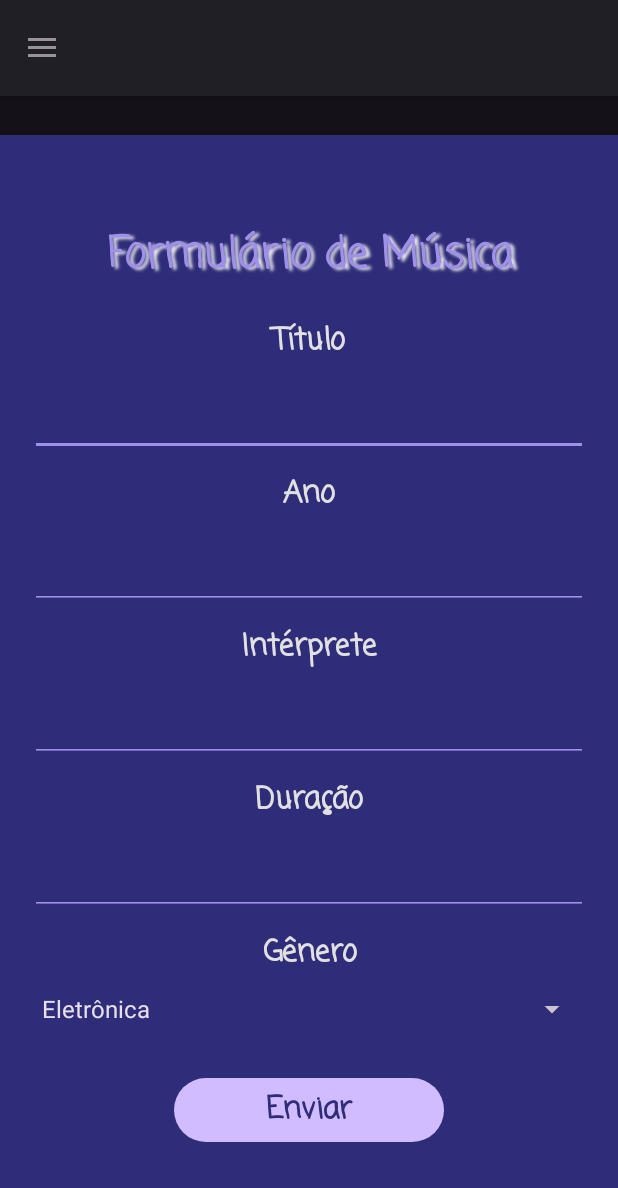
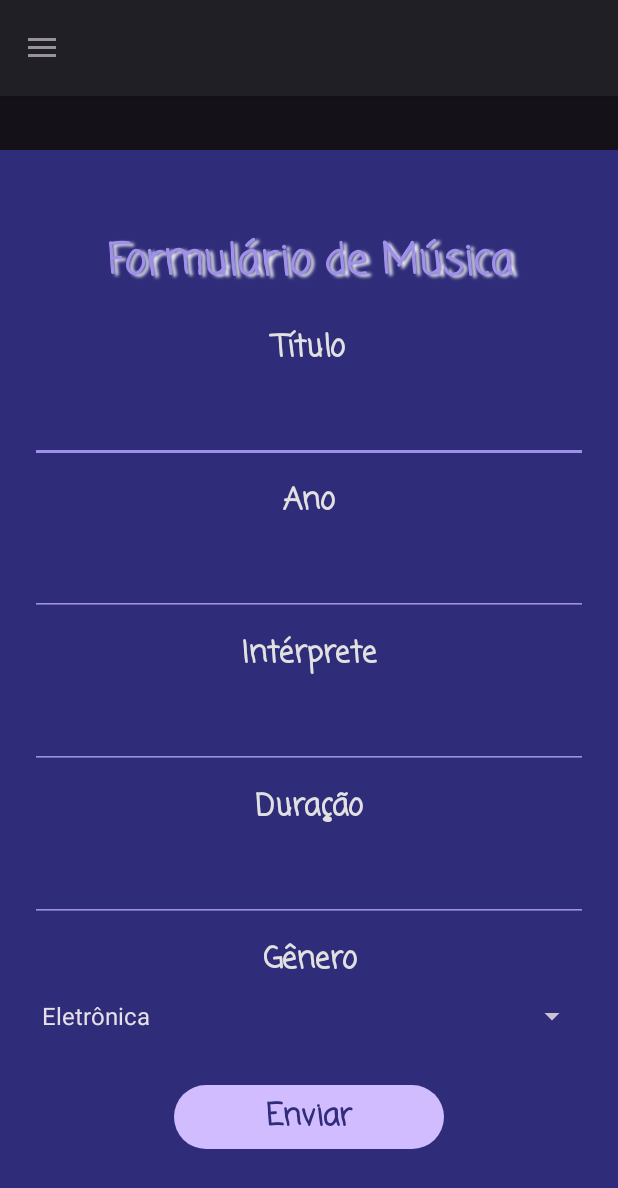
Before and after one commit to matheusmen1/MyMusicsApp, an Android app: the screen it shows after launch (MainActivity), after a tap on "Nova Musica", on a phone screen of 412 x 824 dp. Shown: the top 1188 px of the screen. Run offline under Robolectric (Android 15) with nearby library versions, the phone set to English and light mode, and no system bars; 1 other tap on this screen came first.

Commit message:
margin fix

```diff
--- a/app/src/main/res/layout/activity_main.xml
+++ b/app/src/main/res/layout/activity_main.xml
@@ -10,7 +10,7 @@
     <androidx.constraintlayout.widget.ConstraintLayout
         android:layout_width="match_parent"
         android:layout_height="match_parent"
-        android:layout_marginTop="90dp">
+        android:layout_marginTop="100dp">
 
         <FrameLayout
             android:id="@+id/frameLayout"
```
